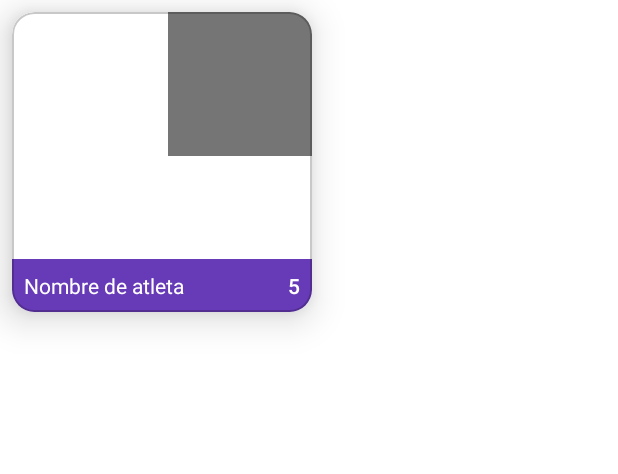
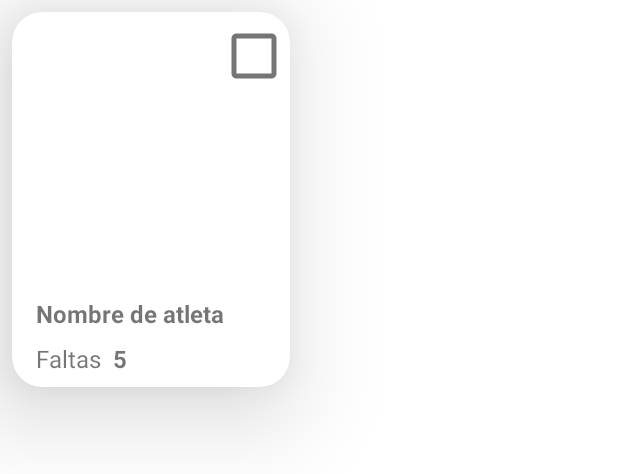
Before and after one commit to georgesdsk/TrainCheck, an Android app: the layout item_atleta.xml on its own in the app's theme, with its tools: preview values and no code run, on a phone screen of 412 x 824 dp. Shown: the top 474 px of the screen. Run offline under Robolectric (Android 15) with nearby library versions, the phone set to English and light mode, and no system bars.

Commit message:
que anhadir fecha de la falta

```diff
--- a/app/src/main/java/com/finde/android/traincheck/Entities/Injury.kt
+++ b/app/src/main/java/com/finde/android/traincheck/Entities/Injury.kt
@@ -1,5 +1,6 @@
 package com.cursosant.android.traincheck.Entities
 
 import com.google.firebase.database.Exclude
+import com.google.type.Date
 
-data class Injury(@get:Exclude var id: String = "")
+data class Injury(@get:Exclude var id: String = "", var date: Date, var active: Boolean, var description: String)
--- a/app/src/main/java/com/finde/android/traincheck/TrainingFragment.kt
+++ b/app/src/main/java/com/finde/android/traincheck/TrainingFragment.kt
@@ -46,8 +46,6 @@ class TrainingFragment : Fragment() {
     override fun onViewCreated(view: View, savedInstanceState: Bundle?) {
         super.onViewCreated(view, savedInstanceState)
 
-
-
         mStorageReference = FirebaseStorage.getInstance().reference
         mDatabaseReference = FirebaseDatabase.getInstance().reference.child(PATH_TRAININGS)
     }
@@ -59,10 +57,6 @@ class TrainingFragment : Fragment() {
         startActivityForResult(intent, RC_GELLERY)
     }
 
-    override fun onPause() {
-        super.onPause()
-        parentFragment?.fragmentManager?.fragments?.last()?.onDestroy()
-    }
 
 
 
--- /dev/null
+++ b/app/src/main/res/drawable/ic_check.xml
@@ -0,0 +1,5 @@
+<vector android:height="40dp" android:tint="#663AB7"
+    android:viewportHeight="24" android:viewportWidth="24"
+    android:width="40dp" xmlns:android="http://schemas.android.com/apk/res/android">
+    <path android:fillColor="@android:color/white" android:pathData="M19,3L5,3c-1.11,0 -2,0.9 -2,2v14c0,1.1 0.89,2 2,2h14c1.11,0 2,-0.9 2,-2L21,5c0,-1.1 -0.89,-2 -2,-2zM10,17l-5,-5 1.41,-1.41L10,14.17l7.59,-7.59L19,8l-9,9z"/>
+</vector>
--- /dev/null
+++ b/app/src/main/res/drawable/ic_check_border.xml
@@ -0,0 +1,5 @@
+<vector android:height="40dp" android:tint="#663AB7"
+    android:viewportHeight="24" android:viewportWidth="24"
+    android:width="40dp" xmlns:android="http://schemas.android.com/apk/res/android">
+    <path android:fillColor="@android:color/white" android:pathData="M19,5v14H5V5h14m0,-2H5c-1.1,0 -2,0.9 -2,2v14c0,1.1 0.9,2 2,2h14c1.1,0 2,-0.9 2,-2V5c0,-1.1 -0.9,-2 -2,-2z"/>
+</vector>
--- /dev/null
+++ b/app/src/main/res/drawable/state_falta.xml
@@ -0,0 +1,16 @@
+<?xml version="1.0" encoding="utf-8"?>
+<selector xmlns:android="http://schemas.android.com/apk/res/android">
+
+    <item
+        android:drawable="@drawable/ic_check_border"
+        android:state_checked="false"
+        />
+    <item
+        android:drawable="@drawable/ic_check"
+        android:state_checked="true"
+        />
+    <item
+        android:drawable="@drawable/ic_check_border"/>
+
+
+</selector>
--- a/app/src/main/res/layout/item_atleta.xml
+++ b/app/src/main/res/layout/item_atleta.xml
@@ -1,66 +1,80 @@
 <?xml version="1.0" encoding="utf-8"?>
 <com.google.android.material.card.MaterialCardView xmlns:android="http://schemas.android.com/apk/res/android"
-    android:layout_width="200dp"
-    android:layout_height="200dp"
+    xmlns:tools="http://schemas.android.com/tools"
+    android:layout_width="185dp"
+    android:layout_height="250dp"
     xmlns:app="http://schemas.android.com/apk/res-auto"
     android:layout_marginTop="@dimen/common_padding_min"
     android:layout_marginHorizontal="@dimen/common_padding_min"
-    app:cardCornerRadius="15dp"
-    app:cardElevation="15dp"
-    app:strokeWidth="1dp"
+    app:cardCornerRadius="20dp"
+    app:cardElevation="40dp"
     app:strokeColor="@color/cardview_shadow_start_color">
 
     <androidx.constraintlayout.widget.ConstraintLayout
         android:layout_width="match_parent"
-        android:layout_height="match_parent">
+        android:layout_height="match_parent"
+      >
 
         <ImageView
             android:id="@+id/imgAtleta"
             android:layout_width="0dp"
             android:layout_height="0dp"
-            android:background="@android:color/background_light"
-            app:layout_constraintBottom_toBottomOf="parent"
+
+            app:layout_constraintBottom_toTopOf="@+id/name"
             app:layout_constraintEnd_toEndOf="parent"
-            app:layout_constraintHorizontal_bias="0.0"
             app:layout_constraintStart_toStartOf="parent"
             app:layout_constraintTop_toTopOf="parent"
-            app:layout_constraintVertical_bias="0.0" />
+             />
 
         <TextView
-            android:id="@+id/tvName"
+            android:id="@+id/faltas"
             android:layout_width="0dp"
             android:layout_height="wrap_content"
-            android:background="#673AB7"
-            android:textColor="@color/white"
+            android:ellipsize="end"
+            android:paddingLeft="@dimen/common_padding_min"
+            android:paddingBottom="@dimen/common_padding_min"
+            android:text="Faltas"
+            android:textSize="16dp"
+            app:layout_constraintBottom_toBottomOf="parent"
+            app:layout_constraintStart_toStartOf="@+id/name" />
+
+        <TextView
+            android:id="@+id/name"
+            android:layout_width="0dp"
+            android:layout_height="wrap_content"
             android:ellipsize="end"
             android:maxLines="1"
+            android:layout_marginLeft="@dimen/common_padding_min"
             android:padding="@dimen/common_padding_min"
             android:text="Nombre de atleta"
-            app:layout_constraintBottom_toBottomOf="parent"
+            android:textSize="16sp"
+            android:textStyle="bold"
             app:layout_constraintEnd_toEndOf="parent"
-            app:layout_constraintStart_toStartOf="parent" />
+            app:layout_constraintStart_toStartOf="parent"
+            app:layout_constraintBottom_toTopOf="@id/faltas"
+            />
 
         <TextView
-            android:id="@+id/tvPrecio"
+            android:id="@+id/numFaltas"
             android:layout_width="0dp"
             android:layout_height="wrap_content"
             android:ellipsize="end"
             android:maxLines="1"
             android:padding="@dimen/common_padding_min"
-            android:textColor="@color/white"
             android:text="5"
-            android:textAppearance="@style/TextAppearance.AppCompat.Body2"
+            android:textSize="16dp"
+            android:textStyle="bold"
             app:layout_constraintBottom_toBottomOf="parent"
-            app:layout_constraintEnd_toEndOf="parent" />
+            app:layout_constraintStart_toEndOf="@+id/faltas" />
 
         <com.google.android.material.checkbox.MaterialCheckBox
             android:id="@+id/cbFalta"
             android:layout_width="wrap_content"
             android:layout_height="wrap_content"
-            android:button="@drawable/fui_ic_check_circle_black_128dp"
+            android:layout_marginTop="5dp"
+            android:button="@drawable/state_falta"
             app:layout_constraintEnd_toEndOf="parent"
-            app:layout_constraintTop_toTopOf="parent"
-            />
+            app:layout_constraintTop_toTopOf="parent" />
 
 
     </androidx.constraintlayout.widget.ConstraintLayout>
--- a/app/src/main/res/layout/item_entrenamiento.xml
+++ b/app/src/main/res/layout/item_entrenamiento.xml
@@ -42,7 +42,7 @@
             />
 
         <TextView
-            android:id="@+id/tvPrecio"
+            android:id="@+id/numFaltas"
             android:layout_width="0dp"
             android:layout_height="wrap_content"
             android:ellipsize="end"
```
Also changed, not shown: app/src/main/java/com/finde/android/traincheck/AsistFragment.kt (+48 -26 lines), app/src/main/java/com/finde/android/traincheck/Entities/Atleta.kt (+9 -7 lines), app/src/main/res/drawable/persona.jpg (added).
